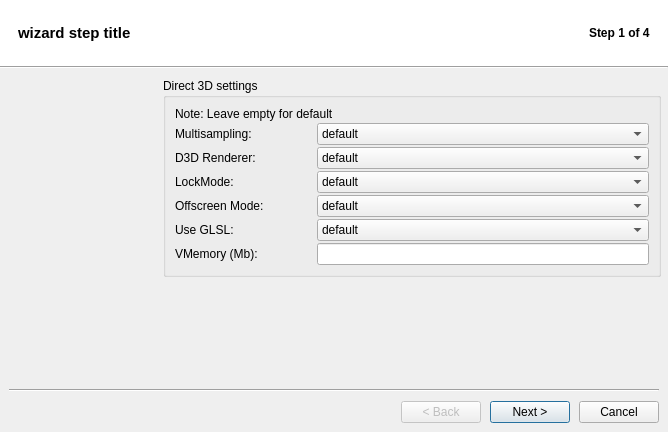
First picture: the form in src/uis/Wizard.ui, repository brezerk/q4wine, before the edit.
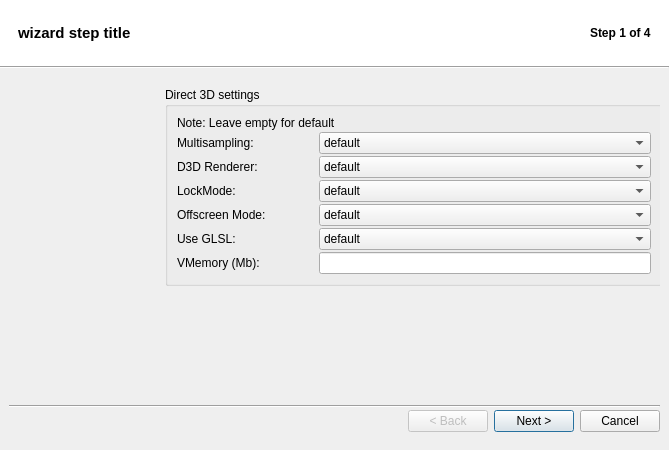
Second picture: the form after the edit. Icons and pictures are not drawn.

Commit message: - Fixed a lot of English spelling errors (thx Sergey Kishchenko	(tilarids)); - Fixed GUI bug: Text fields size, on some desktop configurations, are too small to edit;

The edit to the form file:
```diff
--- a/src/uis/Wizard.ui
+++ b/src/uis/Wizard.ui
@@ -10,22 +10,10 @@
    <rect>
     <x>0</x>
     <y>0</y>
-    <width>668</width>
-    <height>432</height>
+    <width>669</width>
+    <height>450</height>
    </rect>
   </property>
-  <property name="minimumSize">
-   <size>
-    <width>668</width>
-    <height>432</height>
-   </size>
-  </property>
-  <property name="maximumSize">
-   <size>
-    <width>668</width>
-    <height>432</height>
-   </size>
-  </property>
   <property name="windowTitle">
    <string>Wizard</string>
   </property>
@@ -251,28 +239,25 @@
    </item>
    <item>
     <widget class="QWidget" name="widget_4" native="true">
-     <layout class="QGridLayout">
+     <layout class="QVBoxLayout" name="verticalLayout_8">
+      <item>
+       <widget class="QWidget" name="widget_2" native="true">
+        <layout class="QHBoxLayout" name="horizontalLayout_2">
       <property name="margin">
        <number>0</number>
       </property>
-      <property name="spacing">
-       <number>0</number>
-      </property>
-      <item row="0" column="0">
+         <item>
        <widget class="QWidget" name="widget_6" native="true">
-        <property name="minimumSize">
-         <size>
-          <width>158</width>
-          <height>318</height>
-         </size>
-        </property>
-        <property name="maximumSize">
-         <size>
-          <width>158</width>
-          <height>318</height>
-         </size>
-        </property>
-        <layout class="QGridLayout">
+           <property name="sizePolicy">
+            <sizepolicy hsizetype="Fixed" vsizetype="Preferred">
+             <horstretch>0</horstretch>
+             <verstretch>0</verstretch>
+            </sizepolicy>
+           </property>
+           <layout class="QVBoxLayout" name="verticalLayout_9">
+            <property name="spacing">
+             <number>0</number>
+            </property>
          <property name="leftMargin">
           <number>9</number>
          </property>
@@ -285,10 +270,7 @@
          <property name="bottomMargin">
           <number>9</number>
          </property>
-         <property name="spacing">
-          <number>0</number>
-         </property>
-         <item row="0" column="0">
+            <item>
           <widget class="QLabel" name="lblPicture">
            <property name="minimumSize">
             <size>
@@ -310,10 +292,23 @@
            </property>
           </widget>
          </item>
+            <item>
+             <spacer name="verticalSpacer">
+              <property name="orientation">
+               <enum>Qt::Vertical</enum>
+              </property>
+              <property name="sizeHint" stdset="0">
+               <size>
+                <width>20</width>
+                <height>40</height>
+               </size>
+              </property>
+             </spacer>
+            </item>
         </layout>
        </widget>
       </item>
-      <item row="0" column="1">
+         <item>
        <widget class="QWidget" name="widgetFrame" native="true">
         <widget class="QWidget" name="widgetCreatePrefix0" native="true">
          <property name="enabled">
@@ -330,7 +325,7 @@
          <property name="autoFillBackground">
           <bool>true</bool>
          </property>
-         <layout class="QVBoxLayout">
+            <layout class="QVBoxLayout" name="_2">
           <property name="leftMargin">
            <number>9</number>
           </property>
@@ -368,8 +363,8 @@
            </widget>
           </item>
           <item>
-           <widget class="QWidget" name="widget_2" native="true">
-            <layout class="QHBoxLayout">
+              <widget class="QWidget" name="widget_5" native="true">
+               <layout class="QHBoxLayout" name="_3">
              <property name="spacing">
               <number>6</number>
              </property>
@@ -404,7 +399,7 @@
             <property name="title">
              <string>Fake Drive</string>
             </property>
-            <layout class="QVBoxLayout">
+               <layout class="QVBoxLayout" name="_4">
              <property name="rightMargin">
               <number>9</number>
              </property>
@@ -486,13 +481,13 @@
          <property name="autoFillBackground">
           <bool>true</bool>
          </property>
-         <layout class="QGridLayout">
+            <layout class="QGridLayout" name="_5">
           <item row="0" column="0">
            <widget class="QGroupBox" name="groupBox_2">
             <property name="title">
              <string>Wine paths:</string>
             </property>
-            <layout class="QVBoxLayout">
+               <layout class="QVBoxLayout" name="_6">
              <item>
               <widget class="QLabel" name="lblInfoPrefix1">
                <property name="text">
@@ -507,7 +502,7 @@
              </item>
              <item>
               <widget class="QWidget" name="widget_15" native="true">
-               <layout class="QHBoxLayout">
+                  <layout class="QHBoxLayout" name="_7">
                 <property name="margin">
                  <number>0</number>
                 </property>
@@ -551,7 +546,7 @@
              </item>
              <item>
               <widget class="QWidget" name="widget_21" native="true">
-               <layout class="QHBoxLayout">
+                  <layout class="QHBoxLayout" name="_8">
                 <property name="margin">
                  <number>0</number>
                 </property>
@@ -595,7 +590,7 @@
              </item>
              <item>
               <widget class="QWidget" name="widget_22" native="true">
-               <layout class="QHBoxLayout">
+                  <layout class="QHBoxLayout" name="_9">
                 <property name="margin">
                  <number>0</number>
                 </property>
@@ -639,7 +634,7 @@
              </item>
              <item>
               <widget class="QWidget" name="widget_20" native="true">
-               <layout class="QHBoxLayout">
+                  <layout class="QHBoxLayout" name="_10">
                 <property name="margin">
                  <number>0</number>
                 </property>
@@ -711,7 +706,7 @@
          <property name="autoFillBackground">
           <bool>true</bool>
          </property>
-         <layout class="QVBoxLayout">
+            <layout class="QVBoxLayout" name="_11">
           <item>
            <widget class="QLabel" name="label_11">
             <property name="text">
@@ -729,7 +724,7 @@
             <property name="title">
              <string>Quick mount options:</string>
             </property>
-            <layout class="QVBoxLayout">
+               <layout class="QVBoxLayout" name="_12">
              <item>
               <widget class="QLabel" name="label_12">
                <property name="text">
@@ -755,7 +750,7 @@
              </item>
              <item>
               <widget class="QWidget" name="widget_13" native="true">
-               <layout class="QHBoxLayout">
+                  <layout class="QHBoxLayout" name="_13">
                 <property name="spacing">
                  <number>6</number>
                 </property>
@@ -815,13 +810,13 @@
          <property name="autoFillBackground">
           <bool>true</bool>
          </property>
-         <layout class="QGridLayout">
+            <layout class="QGridLayout" name="_14">
           <item row="0" column="0">
            <widget class="QGroupBox" name="groupBox_4">
             <property name="title">
              <string>Base info:</string>
             </property>
-            <layout class="QGridLayout">
+               <layout class="QGridLayout" name="_15">
              <item row="0" column="0">
               <widget class="QTextEdit" name="txtInfo">
                <property name="autoFormatting">
@@ -837,8 +832,8 @@
                 <string>&lt;!DOCTYPE HTML PUBLIC &quot;-//W3C//DTD HTML 4.0//EN&quot; &quot;http://www.w3.org/TR/REC-html40/strict.dtd&quot;&gt;
 &lt;html&gt;&lt;head&gt;&lt;meta name=&quot;qrichtext&quot; content=&quot;1&quot; /&gt;&lt;style type=&quot;text/css&quot;&gt;
 p, li { white-space: pre-wrap; }
-&lt;/style&gt;&lt;/head&gt;&lt;body style=&quot; font-family:'Verdana'; font-size:10pt; font-weight:400; font-style:normal;&quot;&gt;
-&lt;p style=&quot;-qt-paragraph-type:empty; margin-top:0px; margin-bottom:0px; margin-left:0px; margin-right:0px; -qt-block-indent:0; text-indent:0px; font-family:'Fixed [Misc]'; font-size:11pt;&quot;&gt;&lt;/p&gt;&lt;/body&gt;&lt;/html&gt;</string>
+&lt;/style&gt;&lt;/head&gt;&lt;body style=&quot; font-family:'Verdana'; font-size:11pt; font-weight:400; font-style:normal;&quot;&gt;
+&lt;p style=&quot;-qt-paragraph-type:empty; margin-top:0px; margin-bottom:0px; margin-left:0px; margin-right:0px; -qt-block-indent:0; text-indent:0px; font-family:'Fixed [Misc]';&quot;&gt;&lt;/p&gt;&lt;/body&gt;&lt;/html&gt;</string>
                </property>
                <property name="textInteractionFlags">
                 <set>Qt::LinksAccessibleByMouse|Qt::TextSelectableByMouse</set>
@@ -862,7 +857,7 @@
          <property name="autoFillBackground">
           <bool>true</bool>
          </property>
-         <layout class="QVBoxLayout">
+            <layout class="QVBoxLayout" name="_16">
           <item>
            <widget class="QGroupBox" name="groupBox_7">
             <property name="autoFillBackground">
@@ -881,7 +876,7 @@
              </item>
              <item>
               <widget class="QWidget" name="widget_14" native="true">
-               <layout class="QHBoxLayout">
+                  <layout class="QHBoxLayout" name="_17">
                 <property name="margin">
                  <number>0</number>
                 </property>
@@ -925,7 +920,7 @@
              </item>
              <item>
               <widget class="QWidget" name="widget_17" native="true">
-               <layout class="QHBoxLayout">
+                  <layout class="QHBoxLayout" name="_18">
                 <property name="margin">
                  <number>0</number>
                 </property>
@@ -969,7 +964,7 @@
              </item>
              <item>
               <widget class="QWidget" name="widget_18" native="true">
-               <layout class="QHBoxLayout">
+                  <layout class="QHBoxLayout" name="_19">
                 <property name="margin">
                  <number>0</number>
                 </property>
@@ -1013,7 +1008,7 @@
              </item>
              <item>
               <widget class="QWidget" name="widget_19" native="true">
-               <layout class="QHBoxLayout">
+                  <layout class="QHBoxLayout" name="_20">
                 <property name="margin">
                  <number>0</number>
                 </property>
@@ -1057,7 +1052,7 @@
              </item>
              <item>
               <widget class="QWidget" name="widget_50" native="true">
-               <layout class="QHBoxLayout" name="_2">
+                  <layout class="QHBoxLayout" name="_21">
                 <property name="margin">
                  <number>0</number>
                 </property>
@@ -1101,7 +1096,7 @@
              </item>
              <item>
               <widget class="QWidget" name="widget_24" native="true">
-               <layout class="QHBoxLayout">
+                  <layout class="QHBoxLayout" name="_22">
                 <property name="margin">
                  <number>0</number>
                 </property>
@@ -1145,7 +1140,7 @@
              </item>
              <item>
               <widget class="QWidget" name="widget_25" native="true">
-               <layout class="QHBoxLayout">
+                  <layout class="QHBoxLayout" name="_23">
                 <property name="margin">
                  <number>0</number>
                 </property>
@@ -1189,7 +1184,7 @@
              </item>
              <item>
               <widget class="QWidget" name="widget_28" native="true">
-               <layout class="QHBoxLayout">
+                  <layout class="QHBoxLayout" name="_24">
                 <property name="margin">
                  <number>0</number>
                 </property>
@@ -1261,7 +1256,7 @@
          <property name="autoFillBackground">
           <bool>true</bool>
          </property>
-         <layout class="QVBoxLayout">
+            <layout class="QVBoxLayout" name="_25">
           <item>
            <widget class="QGroupBox" name="groupBox_8">
             <property name="autoFillBackground">
@@ -1270,7 +1265,7 @@
             <property name="title">
              <string>User utils</string>
             </property>
-            <layout class="QVBoxLayout">
+               <layout class="QVBoxLayout" name="_26">
              <item>
               <widget class="QLabel" name="label_5">
                <property name="text">
@@ -1283,10 +1278,10 @@
                <property name="title">
                 <string>Console</string>
                </property>
-               <layout class="QVBoxLayout">
+                  <layout class="QVBoxLayout" name="_27">
                 <item>
                  <widget class="QWidget" name="widget_12" native="true">
-                  <layout class="QHBoxLayout">
+                     <layout class="QHBoxLayout" name="_28">
                    <property name="margin">
                     <number>0</number>
                    </property>
@@ -1330,7 +1325,7 @@
                 </item>
                 <item>
                  <widget class="QWidget" name="widget_16" native="true">
-                  <layout class="QHBoxLayout">
+                     <layout class="QHBoxLayout" name="_29">
                    <property name="margin">
                     <number>0</number>
                    </property>
@@ -1367,10 +1362,10 @@
                <property name="title">
                 <string>Icotool</string>
                </property>
-               <layout class="QVBoxLayout">
+                  <layout class="QVBoxLayout" name="_30">
                 <item>
                  <widget class="QWidget" name="widget_26" native="true">
-                  <layout class="QHBoxLayout">
+                     <layout class="QHBoxLayout" name="_31">
                    <property name="margin">
                     <number>0</number>
                    </property>
@@ -1414,7 +1409,7 @@
                 </item>
                 <item>
                  <widget class="QWidget" name="widget_27" native="true">
-                  <layout class="QHBoxLayout">
+                     <layout class="QHBoxLayout" name="_32">
                    <property name="margin">
                     <number>0</number>
                    </property>
@@ -1489,7 +1484,7 @@
          <property name="autoFillBackground">
           <bool>true</bool>
          </property>
-         <layout class="QVBoxLayout">
+            <layout class="QVBoxLayout" name="_33">
           <item>
            <widget class="QGroupBox" name="groupBox_9">
             <property name="autoFillBackground">
@@ -1498,7 +1493,7 @@
             <property name="title">
              <string>Network</string>
             </property>
-            <layout class="QVBoxLayout">
+               <layout class="QVBoxLayout" name="_34">
              <item>
               <widget class="QLabel" name="label_9">
                <property name="text">
@@ -1509,7 +1504,7 @@
              </item>
              <item>
               <widget class="QWidget" name="widget_30" native="true">
-               <layout class="QHBoxLayout">
+                  <layout class="QHBoxLayout" name="_35">
                 <property name="margin">
                  <number>0</number>
                 </property>
@@ -1556,7 +1551,7 @@
              </item>
              <item>
               <widget class="QWidget" name="widget_23" native="true">
-               <layout class="QHBoxLayout">
+                  <layout class="QHBoxLayout" name="_36">
                 <property name="margin">
                  <number>0</number>
                 </property>
@@ -1594,7 +1589,7 @@
              </item>
              <item>
               <widget class="QWidget" name="widget_32" native="true">
-               <layout class="QHBoxLayout">
+                  <layout class="QHBoxLayout" name="_37">
                 <property name="margin">
                  <number>0</number>
                 </property>
@@ -1632,7 +1627,7 @@
              </item>
              <item>
               <widget class="QWidget" name="widget_29" native="true">
-               <layout class="QHBoxLayout">
+                  <layout class="QHBoxLayout" name="_38">
                 <property name="margin">
                  <number>0</number>
                 </property>
@@ -1667,7 +1662,7 @@
              </item>
              <item>
               <widget class="QWidget" name="widget_31" native="true">
-               <layout class="QHBoxLayout">
+                  <layout class="QHBoxLayout" name="_39">
                 <property name="margin">
                  <number>0</number>
                 </property>
@@ -1749,7 +1744,7 @@
              </item>
              <item>
               <widget class="QWidget" name="widget_34" native="true">
-               <layout class="QHBoxLayout" name="_5">
+                  <layout class="QHBoxLayout" name="_40">
                 <property name="margin">
                  <number>0</number>
                 </property>
@@ -1787,7 +1782,7 @@
              </item>
              <item>
               <widget class="QWidget" name="widget_35" native="true">
-               <layout class="QHBoxLayout" name="_6">
+                  <layout class="QHBoxLayout" name="_41">
                 <property name="margin">
                  <number>0</number>
                 </property>
@@ -1832,7 +1827,7 @@
              </item>
              <item>
               <widget class="QWidget" name="widget_33" native="true">
-               <layout class="QHBoxLayout" name="_4">
+                  <layout class="QHBoxLayout" name="_42">
                 <property name="margin">
                  <number>0</number>
                 </property>
@@ -2031,7 +2026,7 @@
              </item>
              <item>
               <widget class="QWidget" name="widget_40" native="true">
-               <layout class="QHBoxLayout" name="_11">
+                  <layout class="QHBoxLayout" name="_43">
                 <property name="margin">
                  <number>0</number>
                 </property>
@@ -2078,7 +2073,7 @@
              </item>
              <item>
               <widget class="QWidget" name="widget_41" native="true">
-               <layout class="QHBoxLayout" name="_12">
+                  <layout class="QHBoxLayout" name="_44">
                 <property name="margin">
                  <number>0</number>
                 </property>
@@ -2125,7 +2120,7 @@
              </item>
              <item>
               <widget class="QWidget" name="widget_42" native="true">
-               <layout class="QHBoxLayout" name="_13">
+                  <layout class="QHBoxLayout" name="_45">
                 <property name="margin">
                  <number>0</number>
                 </property>
@@ -2187,7 +2182,7 @@
              </item>
              <item>
               <widget class="QWidget" name="widget_43" native="true">
-               <layout class="QHBoxLayout" name="_14">
+                  <layout class="QHBoxLayout" name="_46">
                 <property name="margin">
                  <number>0</number>
                 </property>
@@ -2239,7 +2234,7 @@
              </item>
              <item>
               <widget class="QWidget" name="widget_44" native="true">
-               <layout class="QHBoxLayout" name="_15">
+                  <layout class="QHBoxLayout" name="_47">
                 <property name="margin">
                  <number>0</number>
                 </property>
@@ -2286,7 +2281,7 @@
              </item>
              <item>
               <widget class="QWidget" name="widget_38" native="true">
-               <layout class="QHBoxLayout" name="_9">
+                  <layout class="QHBoxLayout" name="_48">
                 <property name="margin">
                  <number>0</number>
                 </property>
@@ -2377,7 +2372,7 @@
              </item>
              <item>
               <widget class="QWidget" name="widget_45" native="true">
-               <layout class="QHBoxLayout" name="_16">
+                  <layout class="QHBoxLayout" name="_49">
                 <property name="margin">
                  <number>0</number>
                 </property>
@@ -2424,7 +2419,7 @@
              </item>
              <item>
               <widget class="QWidget" name="widget_46" native="true">
-               <layout class="QHBoxLayout" name="_17">
+                  <layout class="QHBoxLayout" name="_50">
                 <property name="margin">
                  <number>0</number>
                 </property>
@@ -2471,7 +2466,7 @@
              </item>
              <item>
               <widget class="QWidget" name="widget_47" native="true">
-               <layout class="QHBoxLayout" name="_18">
+                  <layout class="QHBoxLayout" name="_51">
                 <property name="margin">
                  <number>0</number>
                 </property>
@@ -2518,7 +2513,7 @@
              </item>
              <item>
               <widget class="QWidget" name="widget_48" native="true">
-               <layout class="QHBoxLayout" name="_19">
+                  <layout class="QHBoxLayout" name="_52">
                 <property name="margin">
                  <number>0</number>
                 </property>
@@ -2565,7 +2560,7 @@
              </item>
              <item>
               <widget class="QWidget" name="widget_49" native="true">
-               <layout class="QHBoxLayout" name="_20">
+                  <layout class="QHBoxLayout" name="_53">
                 <property name="margin">
                  <number>0</number>
                 </property>
@@ -2662,7 +2657,7 @@
              </item>
              <item>
               <widget class="QWidget" name="widget_37" native="true">
-               <layout class="QHBoxLayout" name="_8">
+                  <layout class="QHBoxLayout" name="_54">
                 <property name="margin">
                  <number>0</number>
                 </property>
@@ -2700,7 +2695,7 @@
              </item>
              <item>
               <widget class="QWidget" name="widget_39" native="true">
-               <layout class="QHBoxLayout" name="_10">
+                  <layout class="QHBoxLayout" name="_55">
                 <property name="margin">
                  <number>0</number>
                 </property>
@@ -2768,24 +2763,9 @@
         <zorder>widgetCreateFakeDrive2</zorder>
        </widget>
       </item>
-      <item row="1" column="0" colspan="2">
-       <widget class="QWidget" name="widget_5" native="true">
-        <layout class="QVBoxLayout">
-         <property name="spacing">
-          <number>0</number>
-         </property>
-         <property name="leftMargin">
-          <number>9</number>
-         </property>
-         <property name="topMargin">
-          <number>0</number>
-         </property>
-         <property name="rightMargin">
-          <number>9</number>
-         </property>
-         <property name="bottomMargin">
-          <number>0</number>
-         </property>
+        </layout>
+       </widget>
+      </item>
          <item>
           <widget class="Line" name="line_2">
            <property name="orientation">
@@ -2793,25 +2773,22 @@
            </property>
           </widget>
          </item>
-        </layout>
-       </widget>
-      </item>
-      <item row="2" column="0" colspan="2">
+      <item>
        <widget class="QWidget" name="widget" native="true">
+        <property name="sizePolicy">
+         <sizepolicy hsizetype="MinimumExpanding" vsizetype="Fixed">
+          <horstretch>0</horstretch>
+          <verstretch>0</verstretch>
+         </sizepolicy>
+        </property>
         <layout class="QHBoxLayout">
          <property name="spacing">
-          <number>9</number>
+          <number>-1</number>
          </property>
-         <property name="leftMargin">
-          <number>9</number>
+         <property name="sizeConstraint">
+          <enum>QLayout::SetMinimumSize</enum>
          </property>
-         <property name="topMargin">
-          <number>6</number>
-         </property>
-         <property name="rightMargin">
-          <number>9</number>
-         </property>
-         <property name="bottomMargin">
+         <property name="margin">
           <number>0</number>
          </property>
          <item>
```
Lines whose indentation alone changed are shown as unchanged. The commit also changes 6 other files.
